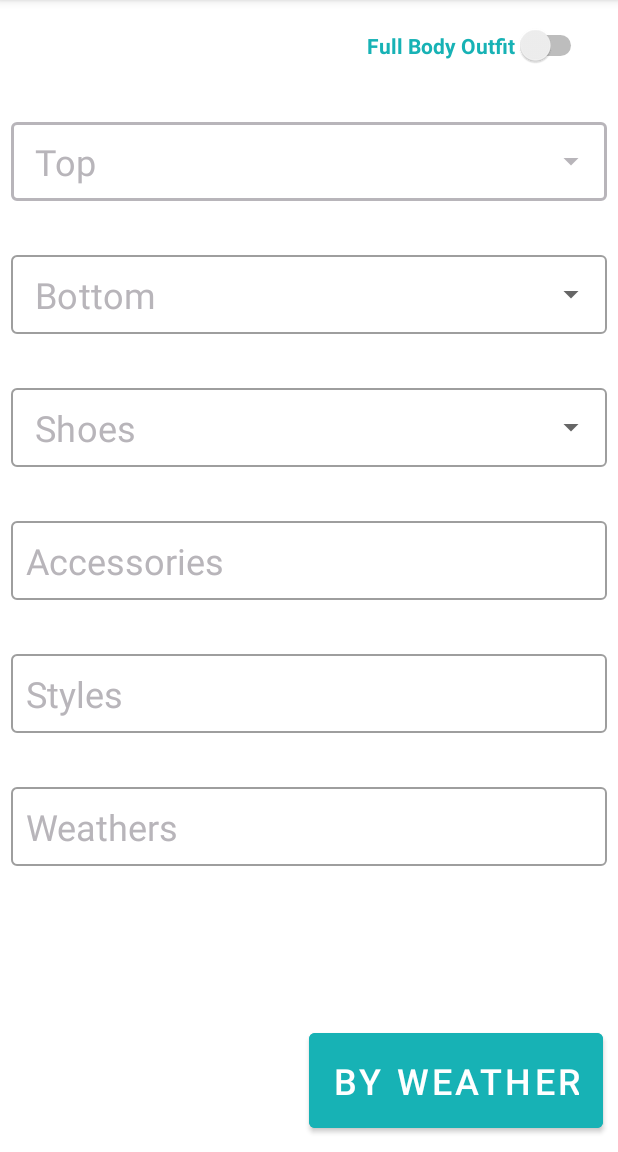
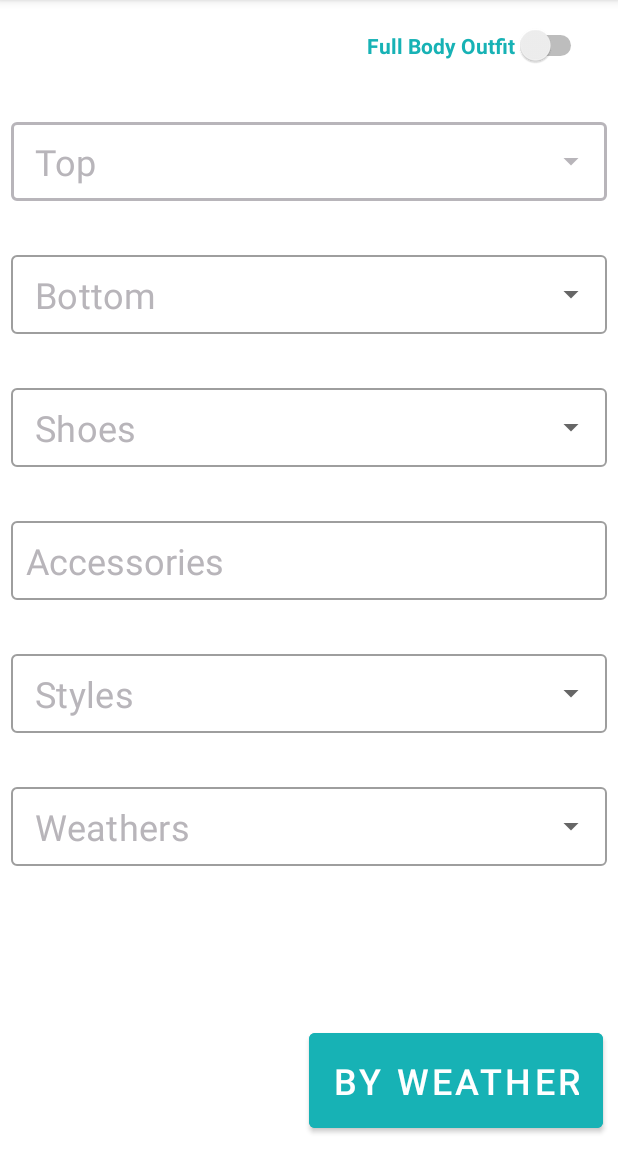
Before and after one commit to rhit-labayojt/RandomOutfitGenerator, an Android app: the fragment RandomizationFragment shown on its own in the app's theme, after a tap on "GENERATE", on a phone screen of 412 x 824 dp, the part 84-1236 px from its top. Run offline under Robolectric (Android 15) with nearby library versions, the phone set to English and light mode, and no system bars; 2 statements that could not run were skipped.

Commit message:
Randomization Logic handled, starting to tie together with outfit fragment

```diff
--- a/RandomOutfitGenerator/app/src/main/java/edu/rosehulman/randomoutfitgenerator/models/Closet.kt
+++ b/RandomOutfitGenerator/app/src/main/java/edu/rosehulman/randomoutfitgenerator/models/Closet.kt
@@ -17,6 +17,9 @@ class Closet {
     var styles = mutableMapOf("Casual" to true, "Formal" to true, "Relaxation" to true, "Work" to true, "School" to true)
 
     var id = ""
+
+    var defaultStyle = "Casual"
+    var defaultWeather = "Moderate"
 
     companion object{
         var weathers = mutableMapOf("Hot" to true, "Warm" to true, "Moderate" to true, "Cool" to true, "Cold" to true)
--- a/RandomOutfitGenerator/app/src/main/java/edu/rosehulman/randomoutfitgenerator/models/ClosetViewModel.kt
+++ b/RandomOutfitGenerator/app/src/main/java/edu/rosehulman/randomoutfitgenerator/models/ClosetViewModel.kt
@@ -9,7 +9,7 @@ class ClosetViewModel : ViewModel() {
     var closet = Closet()
 
     var currentItem = closet.clothing.get(0)
-//    var currentOutfit: Outfit = closet.savedOutfits.get(0)
+    var currentOutfit: Outfit? = null
 
 
     fun updateCurrentItem(clothes: Clothing){
@@ -20,4 +20,13 @@ class ClosetViewModel : ViewModel() {
         closet.clothing.remove(currentItem)
         currentItem = closet.clothing.get(0)
     }
+
+    fun updateCurrentOutfit(fit: Outfit){
+        currentOutfit = fit
+    }
+
+    fun deleteCurrentOutfit(){
+        closet.savedOutfits.remove(currentOutfit)
+        currentOutfit = null
+    }
 }
--- a/RandomOutfitGenerator/app/src/main/java/edu/rosehulman/randomoutfitgenerator/ui/RandomizationFragment.kt
+++ b/RandomOutfitGenerator/app/src/main/java/edu/rosehulman/randomoutfitgenerator/ui/RandomizationFragment.kt
@@ -9,11 +9,15 @@ import android.view.*
 import android.widget.*
 import androidx.fragment.app.Fragment
 import androidx.lifecycle.ViewModelProvider
+import androidx.navigation.fragment.findNavController
 import com.google.android.material.color.MaterialColors
 import edu.rosehulman.randomoutfitgenerator.R
 import edu.rosehulman.randomoutfitgenerator.databinding.FragmentRandomizationBinding
 import edu.rosehulman.randomoutfitgenerator.models.Closet
 import edu.rosehulman.randomoutfitgenerator.models.ClosetViewModel
+import edu.rosehulman.randomoutfitgenerator.objects.Clothing
+import edu.rosehulman.randomoutfitgenerator.objects.Outfit
+import kotlin.random.Random
 
 class RandomizationFragment: Fragment() {
     private lateinit var binding: FragmentRandomizationBinding
@@ -23,10 +27,10 @@ class RandomizationFragment: Fragment() {
     private var bottomType = ""
     private var fullBodyType = ""
     private var shoesType = ""
+    private var styleType = ""
+    private var weatherType = ""
 
     private lateinit var accessoriesTypes: MutableSet<String>
-    private lateinit var styleTypes: MutableSet<String>
-    private lateinit var weatherTypes: MutableSet<String>
 
     private lateinit var checkedAcc: BooleanArray
     private lateinit var checkedStyles: BooleanArray
@@ -39,6 +43,31 @@ class RandomizationFragment: Fragment() {
 
     override fun onCreateOptionsMenu(menu: Menu, inflater: MenuInflater) {
         inflater.inflate(R.menu.menu_randomization, menu)
+    }
+
+    override fun onOptionsItemSelected(item: MenuItem): Boolean{
+        return when(item.itemId){
+            R.id.generate_outfit ->{
+                if(weatherType == ""){
+                    weatherType = model.closet.defaultWeather
+                }
+
+                if(styleType == ""){
+                    styleType = model.closet.defaultStyle
+                }
+
+                if(binding.fullBodyOutfitToggle.isChecked){
+                    generateFullBodyOutfit()
+                }else{
+                    generateOutfit()
+                    findNavController().navigate(R.id.nav_outfit)
+                }
+
+                true
+            }
+
+            else -> super.onOptionsItemSelected(item)
+        }
     }
 
     override fun onCreateView(
@@ -73,37 +102,35 @@ class RandomizationFragment: Fragment() {
 
     private fun populateArrayLists(){
         accessoriesTypes = mutableSetOf()
-        styleTypes = mutableSetOf()
-        weatherTypes = mutableSetOf()
 
         views.add(binding.randomTop)
         views.add(binding.randomBottom)
         views.add(binding.randomFullBody)
         views.add(binding.randomShoes)
+        views.add(binding.randomStyle)
+        views.add(binding.randomWeather)
         views.add(binding.randomAccessories)
-        views.add(binding.randomStyles)
-        views.add(binding.randomWeathers)
 
         lists.add(model.closet.topsTags)
         lists.add(model.closet.bottomsTags)
         lists.add(model.closet.fullBodyTags)
         lists.add(model.closet.shoesTags)
-        lists.add(model.closet.accessoriesTags)
         lists.add(model.closet.styles)
         lists.add(Closet.weathers)
+        lists.add(model.closet.accessoriesTags)
 
         itemClickListeners.add(TopTypeListener())
         itemClickListeners.add(BottomTypeListener())
         itemClickListeners.add(FullBodyTypeListener())
         itemClickListeners.add(ShoesTypeListener())
+        itemClickListeners.add(StyleTypeListener())
+        itemClickListeners.add(WeatherTypeListener())
 
         onClickListeners.add(AccessoriesTypeListener())
-        onClickListeners.add(StylesTypeListener())
-        onClickListeners.add(WeatherTypeListener())
     }
 
     private fun setupDropdownViews(){
-        for(view in 0 until 4){
+        for(view in 0 until 5){
             val a = ArrayAdapter(
                 requireContext(),
                 R.layout.randomization_item_dropdown,
@@ -117,7 +144,7 @@ class RandomizationFragment: Fragment() {
     }
 
     private fun setupAutoCompleteTextViewDialogs(){
-        for(view in 4 until 7){
+        for(view in 5 until 7){
             var item = views[view] as AutoCompleteTextView
             item.setOnClickListener(onClickListeners[view - 4])
         }
@@ -133,6 +160,68 @@ class RandomizationFragment: Fragment() {
             binding.randomBottomParent.visibility = View.VISIBLE
             binding.randomFullBodyParent.visibility = View.GONE
         }
+    }
+
+    private fun generateOutfit(){
+
+        var topOptions = getOptionsList(topType, Closet.superCategories[0])
+        var bottomOptions = getOptionsList(bottomType, Closet.superCategories[1])
+        var shoeOptions = getOptionsList(shoesType, Closet.superCategories[3])
+
+        var accessoryOptions = ArrayList<List<Clothing>>()
+
+        accessoriesTypes.forEach { accessoryOptions.add(getOptionsList(it, Closet.superCategories[2])) }
+
+        var outfitClothing = ArrayList<Clothing>()
+
+        outfitClothing.add(topOptions.get(Random.nextInt(topOptions.size)))
+        outfitClothing.add(bottomOptions.get(Random.nextInt(bottomOptions.size)))
+        outfitClothing.add(shoeOptions.get(Random.nextInt(shoeOptions.size)))
+        accessoryOptions.forEach { outfitClothing.add(it.get(Random.nextInt(it.size))) }
+
+        var newOutfit = Outfit(outfitClothing, styleType, weatherType, false)
+        model.updateCurrentOutfit(newOutfit)
+    }
+
+    private fun generateFullBodyOutfit(){
+        var fullBodyOptions = getOptionsList(fullBodyType, Closet.superCategories[4])
+        var shoeOptions = getOptionsList(shoesType, Closet.superCategories[3])
+
+        var accessoryOptions = ArrayList<List<Clothing>>()
+
+        accessoriesTypes.forEach { accessoryOptions.add(getOptionsList(it, Closet.superCategories[2])) }
+
+        var outfitClothing = ArrayList<Clothing>()
+
+        outfitClothing.add(fullBodyOptions.get(Random.nextInt(fullBodyOptions.size)))
+        outfitClothing.add(shoeOptions.get(Random.nextInt(shoeOptions.size)))
+        accessoryOptions.forEach { outfitClothing.add(it.get(Random.nextInt(it.size))) }
+
+        var newOutfit = Outfit(outfitClothing, styleType, weatherType, true)
+        model.updateCurrentOutfit(newOutfit)
+    }
+
+    /**
+     * Creates a list of valid clothing options from the specified parameters
+     */
+    private fun getOptionsList(type: String, superCat: String): List<Clothing>{
+        var list: List<Clothing>
+
+        if(model.closet.topsTags.keys.toTypedArray().contains(topType)){
+            list = model.closet.clothing.filter{it: Clothing ->
+                it.getSubCat()==type
+                it.getStyles().contains(styleType)
+                it.getWeather().contains(weatherType)
+            }
+        }else{
+            list = model.closet.clothing.filter{it: Clothing ->
+                it.getSuperCat() == superCat
+                it.getStyles().contains(styleType)
+                it.getWeather().contains(weatherType)
+            }
+        }
+
+        return list
     }
 
     inner class TopTypeListener: AdapterView.OnItemClickListener{
@@ -246,7 +335,6 @@ class RandomizationFragment: Fragment() {
          * @param v The view that was clicked.
          */
         override fun onClick(v: View?) {
-            var arraySize = model.closet.accessoriesTags.keys.toTypedArray().size
 
             AlertDialog.Builder(requireContext())
                 .setTitle("Accessories Options")
@@ -266,56 +354,52 @@ class RandomizationFragment: Fragment() {
 
     }
 
-    inner class StylesTypeListener: View.OnClickListener{
+    inner class StyleTypeListener: AdapterView.OnItemClickListener{
         /**
-         * Called when a view has been clicked.
+         * Callback method to be invoked when an item in this AdapterView has
+         * been clicked.
          *
-         * @param v The view that was clicked.
+         *
+         * Implementers can call getItemAtPosition(position) if they need
+         * to access the data associated with the selected item.
+         *
+         * @param parent The AdapterView where the click happened.
+         * @param view The view within the AdapterView that was clicked (this
+         * will be a view provided by the adapter)
+         * @param position The position of the view in the adapter.
+         * @param id The row id of the item that was clicked.
          */
-        override fun onClick(v: View?) {
-            var arraySize = model.closet.styles.keys.toTypedArray().size
+        override fun onItemClick(parent: AdapterView<*>?, view: View?, position: Int, id: Long) {
+            binding.randomStyle.setTextColor(MaterialColors.getColor(requireContext(), R.attr.colorPrimaryVariant, Color.BLUE))
+            binding.randomStyle.setTypeface(Typeface.DEFAULT_BOLD)
 
-            AlertDialog.Builder(requireContext())
-                .setTitle("Style Options")
-                .setMultiChoiceItems(model.closet.styles.keys.toTypedArray(), checkedStyles, DialogInterface.OnMultiChoiceClickListener { dialog, which, isChecked ->
-                    if(isChecked){
-                        styleTypes.add(model.closet.styles.keys.toTypedArray()[which])
-                        checkedStyles[which] = true
-                    }else{
-                        styleTypes.remove(model.closet.styles.keys.toTypedArray()[which])
-                        checkedStyles[which] = false
-                    }
-
-                    updateView(v!! as AutoCompleteTextView, styleTypes)
-                })
-                .show()
+            val type = binding.randomStyle.adapter.getItem(position)
+            styleType = type as String
         }
 
     }
 
-    inner class WeatherTypeListener: View.OnClickListener{
+    inner class WeatherTypeListener: AdapterView.OnItemClickListener{
         /**
-         * Called when a view has been clicked.
+         * Callback method to be invoked when an item in this AdapterView has
+         * been clicked.
          *
-         * @param v The view that was clicked.
+         *
+         * Implementers can call getItemAtPosition(position) if they need
+         * to access the data associated with the selected item.
+         *
+         * @param parent The AdapterView where the click happened.
+         * @param view The view within the AdapterView that was clicked (this
+         * will be a view provided by the adapter)
+         * @param position The position of the view in the adapter.
+         * @param id The row id of the item that was clicked.
          */
-        override fun onClick(v: View?) {
-            var arraySize = Closet.weathers.keys.toTypedArray().size
+        override fun onItemClick(parent: AdapterView<*>?, view: View?, position: Int, id: Long) {
+            binding.randomWeather.setTextColor(MaterialColors.getColor(requireContext(), R.attr.colorPrimaryVariant, Color.BLUE))
+            binding.randomWeather.setTypeface(Typeface.DEFAULT_BOLD)
 
-            AlertDialog.Builder(requireContext())
-                .setTitle("Weather Options")
-                .setMultiChoiceItems(Closet.weathers.keys.toTypedArray(), checkedWeathers, DialogInterface.OnMultiChoiceClickListener { dialog, which, isChecked ->
-                    if(isChecked){
-                        weatherTypes.add(Closet.weathers.keys.toTypedArray()[which])
-                        checkedWeathers[which] = true
-                    }else{
-                        weatherTypes.remove(Closet.weathers.keys.toTypedArray()[which])
-                        checkedWeathers[which] = false
-                    }
-
-                    updateView(v!! as AutoCompleteTextView, weatherTypes)
-                })
-                .show()
+            val type = binding.randomStyle.adapter.getItem(position)
+            weatherType = type as String
         }
 
     }
--- a/RandomOutfitGenerator/app/src/main/java/edu/rosehulman/randomoutfitgenerator/ui/SavedOutfitsFragment.kt
+++ b/RandomOutfitGenerator/app/src/main/java/edu/rosehulman/randomoutfitgenerator/ui/SavedOutfitsFragment.kt
@@ -5,6 +5,7 @@ import android.view.LayoutInflater
 import android.view.View
 import android.view.ViewGroup
 import androidx.fragment.app.Fragment
+import edu.rosehulman.randomoutfitgenerator.R
 import edu.rosehulman.randomoutfitgenerator.databinding.FragmentSavedOutfitsBinding
 
 class SavedOutfitsFragment: Fragment() {
--- a/RandomOutfitGenerator/app/src/main/res/layout/fragment_randomization.xml
+++ b/RandomOutfitGenerator/app/src/main/res/layout/fragment_randomization.xml
@@ -87,27 +87,27 @@
                     />
             </com.google.android.material.textfield.TextInputLayout>
 
-            <com.google.android.material.textfield.TextInputLayout android:id="@+id/random_styles_parent"
-                style="@style/Widget.MaterialComponents.TextInputLayout.OutlinedBox"
+            <com.google.android.material.textfield.TextInputLayout android:id="@+id/random_style_parent"
+                style="@style/Widget.MaterialComponents.TextInputLayout.OutlinedBox.ExposedDropdownMenu"
                 android:layout_width="match_parent"
                 android:layout_height="wrap_content"
                 android:layout_marginHorizontal="@dimen/selection_margin_horizontal"
                 android:layout_marginVertical="@dimen/selection_margin_vertical">
 
-                <AutoCompleteTextView android:id="@+id/random_styles"
+                <AutoCompleteTextView android:id="@+id/random_style"
                     style="@style/randomize_theme"
                     android:text="@string/randomization_styles"
                     />
             </com.google.android.material.textfield.TextInputLayout>
 
-            <com.google.android.material.textfield.TextInputLayout android:id="@+id/random_weathers_parent"
-                style="@style/Widget.MaterialComponents.TextInputLayout.OutlinedBox"
+            <com.google.android.material.textfield.TextInputLayout android:id="@+id/random_weather_parent"
+                style="@style/Widget.MaterialComponents.TextInputLayout.OutlinedBox.ExposedDropdownMenu"
                 android:layout_width="match_parent"
                 android:layout_height="wrap_content"
                 android:layout_marginHorizontal="@dimen/selection_margin_horizontal"
                 android:layout_marginVertical="@dimen/selection_margin_vertical">
 
-                <AutoCompleteTextView android:id="@+id/random_weathers"
+                <AutoCompleteTextView android:id="@+id/random_weather"
                     style="@style/randomize_theme"
                     android:text="@string/randomization_weathers"
                     />
--- a/RandomOutfitGenerator/app/src/main/res/menu/menu_randomization.xml
+++ b/RandomOutfitGenerator/app/src/main/res/menu/menu_randomization.xml
@@ -1,7 +1,8 @@
 <?xml version="1.0" encoding="utf-8"?>
 <menu xmlns:android="http://schemas.android.com/apk/res/android"
     xmlns:app="http://schemas.android.com/apk/res-auto">
-    <item android:id="@+id/delet_outfit"
+
+    <item android:id="@+id/generate_outfit"
         android:title="@string/generate_random"
         app:showAsAction="ifRoom" />
 
```
Also changed, not shown: RandomOutfitGenerator/app/src/main/java/edu/rosehulman/randomoutfitgenerator/ui/OutfitFragment.kt (+5 -2 lines).
